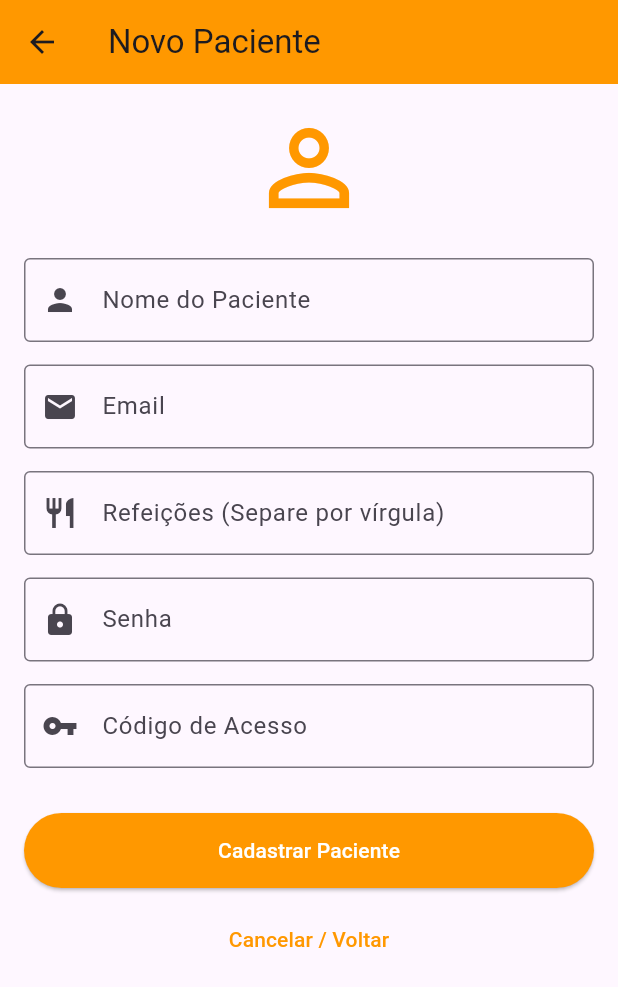
After one commit to robertgvds/app_nutricao, a Flutter app: the CadastroPacientePage screen opened directly, on a phone screen of 412 x 824 dp. The commit adds this screen. Shown: the top 987 px of the screen. Run offline on Flutter 3.47's test engine with Material 3 defaults, Android fonts, the phone set to English and light mode, and no system bars; our stand-ins replace sqflite; accounts and stored records are empty.

Commit message:
polimento2 do BD

```diff
--- /dev/null
+++ b/lib/formularioPaciente.dart
@@ -0,0 +1,177 @@
+import 'package:flutter/material.dart';
+import 'database/paciente_repository.dart';
+import '/classes/paciente.dart';
+
+class CadastroPacientePage extends StatefulWidget {
+  const CadastroPacientePage({Key? key}) : super(key: key);
+
+  @override
+  _CadastroPacientePageState createState() => _CadastroPacientePageState();
+}
+
+class _CadastroPacientePageState extends State<CadastroPacientePage> {
+  // 1. Controladores
+  final _nomeController = TextEditingController();
+  final _emailController = TextEditingController();
+  final _senhaController = TextEditingController();
+  final _codigoController = TextEditingController();
+  // Controlador especial para a lista
+  final _refeicoesController = TextEditingController();
+
+  // 2. Repositório correto
+  final _repoPaciente = PacienteRepository();
+
+  // Função para salvar
+  void _salvarPaciente() async {
+    // Validação básica
+    if (_nomeController.text.isEmpty || _emailController.text.isEmpty) {
+      ScaffoldMessenger.of(context).showSnackBar(
+        const SnackBar(content: Text('Preencha pelo menos Nome e Email!')),
+      );
+      return;
+    }
+
+    // --- LÓGICA IMPORTANTE: STRING PARA LISTA ---
+    // Pega o texto "Café, Almoço, Jantar" e transforma em ["Café", "Almoço", "Jantar"]
+    List<String> listaRefeicoes =
+        _refeicoesController.text
+            .split(',') // Corta onde tem vírgula
+            .map(
+              (e) => e.trim(),
+            ) // Remove espaços em branco antes/depois (ex: " Almoço " vira "Almoço")
+            .where((e) => e.isNotEmpty) // Garante que não fiquem itens vazios
+            .toList();
+
+    // 3. Criar o objeto Paciente
+    final novoPaciente = Paciente(
+      nome: _nomeController.text,
+      email: _emailController.text,
+      senha: _senhaController.text,
+      codigo: _codigoController.text,
+      refeicoes: listaRefeicoes, // Passamos a lista processada aqui
+    );
+
+    // 4. Salvar no banco
+    await _repoPaciente.inserir(novoPaciente);
+
+    // Feedback
+    if (!mounted) return;
+    ScaffoldMessenger.of(context).showSnackBar(
+      SnackBar(content: Text('Paciente ${_nomeController.text} salvo!')),
+    );
+
+    // Limpar campos
+    _nomeController.clear();
+    _emailController.clear();
+    _senhaController.clear();
+    _codigoController.clear();
+    _refeicoesController.clear();
+  }
+
+  @override
+  void dispose() {
+    _nomeController.dispose();
+    _emailController.dispose();
+    _senhaController.dispose();
+    _codigoController.dispose();
+    _refeicoesController.dispose();
+    super.dispose();
+  }
+
+  @override
+  Widget build(BuildContext context) {
+    return Scaffold(
+      appBar: AppBar(
+        title: const Text("Novo Paciente"),
+        backgroundColor: Colors.orange, // Cor laranja para diferenciar
+      ),
+      body: Padding(
+        padding: const EdgeInsets.all(16.0),
+        child: SingleChildScrollView(
+          child: Column(
+            children: [
+              const Icon(Icons.person_outline, size: 80, color: Colors.orange),
+              const SizedBox(height: 20),
+
+              // --- CAMPOS ---
+              TextField(
+                controller: _nomeController,
+                decoration: const InputDecoration(
+                  labelText: 'Nome do Paciente',
+                  prefixIcon: Icon(Icons.person),
+                  border: OutlineInputBorder(),
+                ),
+              ),
+              const SizedBox(height: 15),
+
+              TextField(
+                controller: _emailController,
+                decoration: const InputDecoration(
+                  labelText: 'Email',
+                  prefixIcon: Icon(Icons.email),
+                  border: OutlineInputBorder(),
+                ),
+                keyboardType: TextInputType.emailAddress,
+              ),
+              const SizedBox(height: 15),
+
+              // CAMPO ESPECIAL DE REFEIÇÕES
+              TextField(
+                controller: _refeicoesController,
+                decoration: const InputDecoration(
+                  labelText: 'Refeições (Separe por vírgula)',
+                  hintText: 'Ex: Café, Almoço, Lanche da Tarde',
+                  prefixIcon: Icon(Icons.restaurant),
+                  border: OutlineInputBorder(),
+                ),
+              ),
+              const SizedBox(height: 15),
+
+              TextField(
+                controller: _senhaController,
+                decoration: const InputDecoration(
+                  labelText: 'Senha',
+                  prefixIcon: Icon(Icons.lock),
+                  border: OutlineInputBorder(),
+                ),
+                obscureText: true,
+              ),
+              const SizedBox(height: 15),
+
+              TextField(
+                controller: _codigoController,
+                decoration: const InputDecoration(
+                  labelText: 'Código de Acesso',
+                  prefixIcon: Icon(Icons.vpn_key),
+                  border: OutlineInputBorder(),
+                ),
+              ),
+              const SizedBox(height: 30),
+
+              // --- BOTÃO SALVAR ---
+              ElevatedButton(
+                onPressed: _salvarPaciente,
+                style: ElevatedButton.styleFrom(
+                  backgroundColor: Colors.orange,
+                  foregroundColor: Colors.white,
+                  minimumSize: const Size(double.infinity, 50),
+                ),
+                child: const Text("Cadastrar Paciente"),
+              ),
+
+              const SizedBox(height: 10),
+
+              TextButton(
+                onPressed: () => Navigator.pop(context),
+                child: const Text(
+                  "Cancelar / Voltar",
+                  style: TextStyle(color: Colors.orange),
+                ),
+              ),
+            ],
+          ),
+        ),
+      ),
+    );
+  }
+}
```
Also changed, not shown: lib/formularioNutricionista.dart (added, +169 -0 lines), lib/formularioUsuario.dart (added, +122 -0 lines), lib/teste_db.dart (+81 -57 lines).
